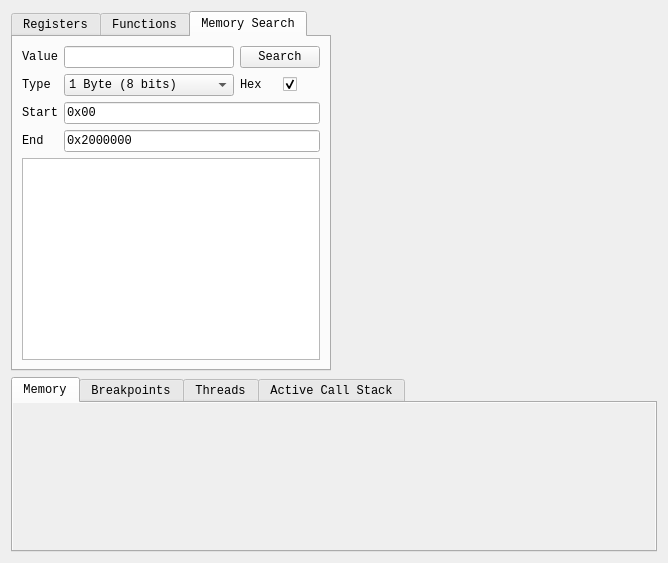
This is pcsx2-qt/Debugger/CpuWidget.ui in PCSX2/pcsx2 as Qt 5 draws it before an edit. The edited form follows.
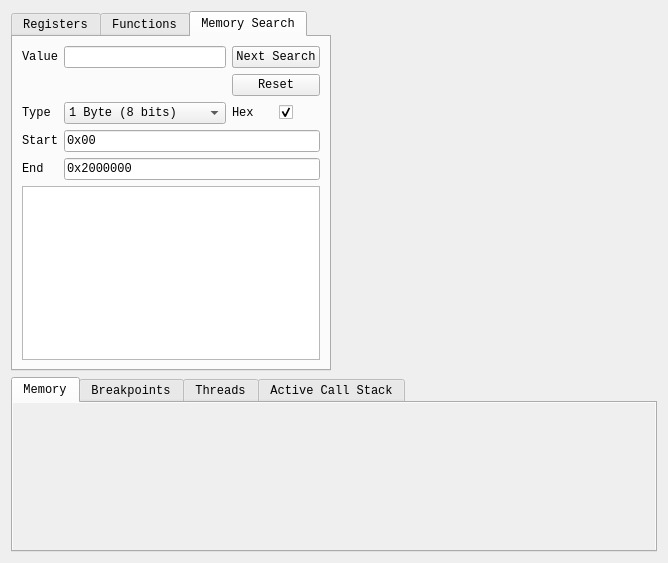
This is the edited form. The open tabs and pages were chosen to show the change. Custom widgets are drawn as their Qt base class.

Commit message:
Adds Reset and Next Search buttons to Memory Search panel
In preparation to adding the Next Search feature #9720, the Next Search and Reset buttons are added. Next Search will be displayed after an initial search, and reset will allow to cancel and go back to the initial state, allowing to start a new search from scratch.

Patch:
```diff
--- a/pcsx2-qt/Debugger/CpuWidget.ui
+++ b/pcsx2-qt/Debugger/CpuWidget.ui
@@ -296,6 +296,26 @@
                </property>
               </widget>
              </item>
+             <item row="1" column="2" colspan="2">
+              <widget class="QPushButton" name="btnReset">
+               <property name="visible">
+                <bool>false</bool>
+               </property>
+               <property name="text">
+                <string>Reset</string>
+               </property>
+              </widget>
+             </item>
+             <item row="0" column="2" colspan="2">
+              <widget class="QPushButton" name="btnNextSearch">
+               <property name="visible">
+                <bool>false</bool>
+               </property>
+               <property name="text">
+                <string>Next Search</string>
+               </property>
+              </widget>
+             </item>
             </layout>
            </item>
            <item>
```
